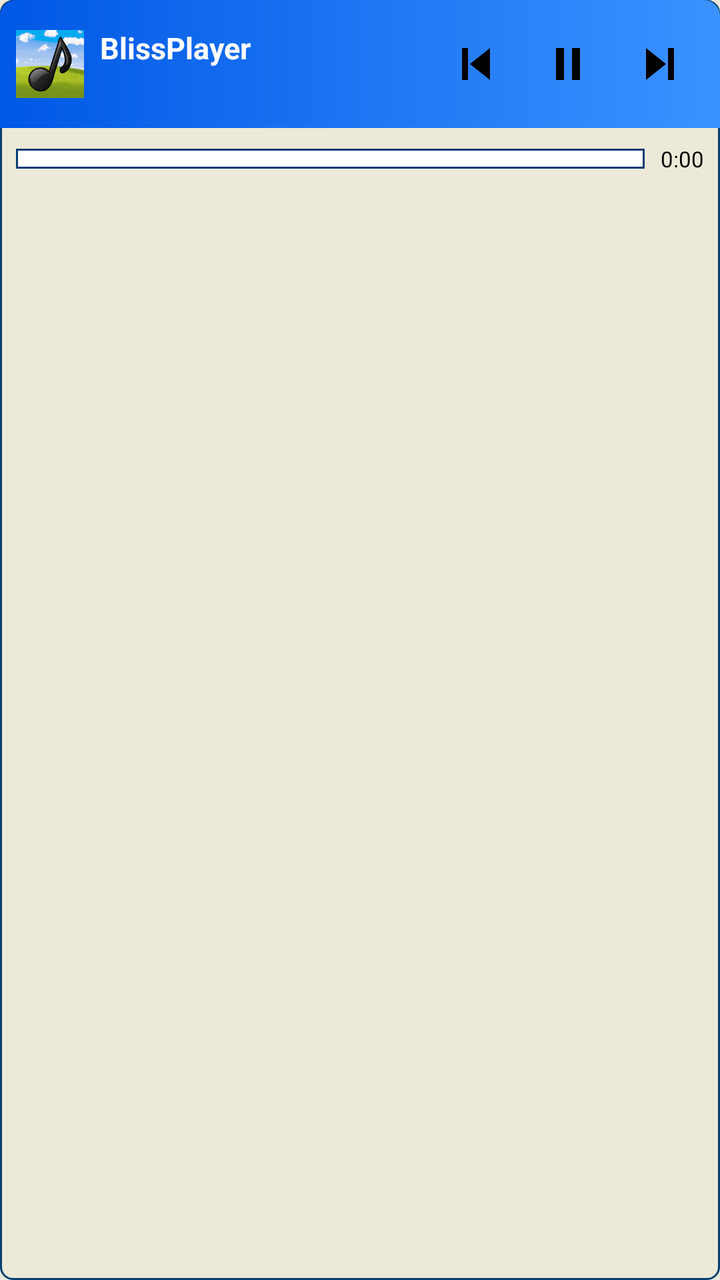
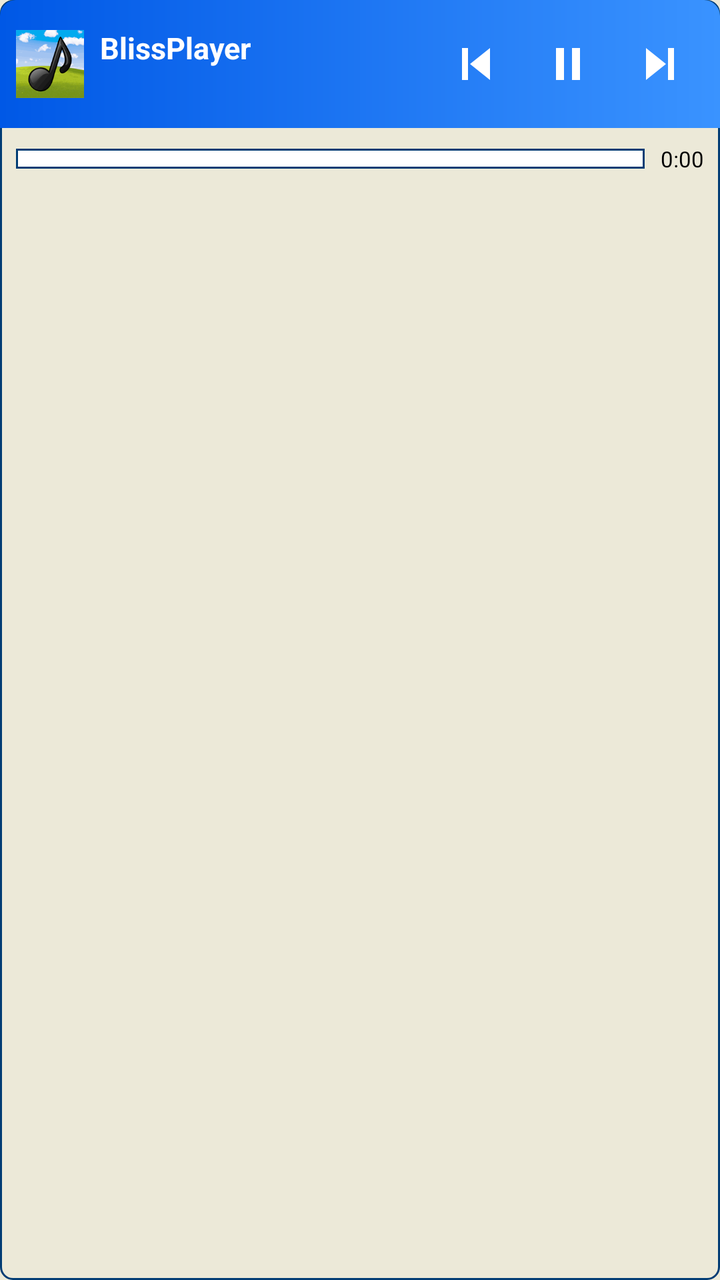

Compare the two renders of this Android layout. The source of the first and the diff that turns it into the second are given below.
<!-- AndroidManifest.xml: application theme Theme.BlissPlayer.Day -->
<!-- res/layout/xp_notif_big.xml -->
<?xml version="1.0" encoding="utf-8"?>
<LinearLayout xmlns:android="http://schemas.android.com/apk/res/android"
    android:layout_width="match_parent"
    android:layout_height="wrap_content"
    android:background="@drawable/xp_panel"
    android:orientation="vertical">

    <LinearLayout
        android:layout_width="match_parent"
        android:layout_height="wrap_content"
        android:background="@drawable/xp_title_bar"
        android:gravity="center_vertical"
        android:orientation="horizontal"
        android:padding="8dp">

        <ImageView
            android:layout_width="34dp"
            android:layout_height="34dp"
            android:src="@mipmap/ic_launcher" />

        <LinearLayout
            android:layout_width="0dp"
            android:layout_height="wrap_content"
            android:layout_marginStart="8dp"
            android:layout_weight="1"
            android:orientation="vertical">

            <TextView
                android:id="@+id/n_title"
                android:layout_width="match_parent"
                android:layout_height="wrap_content"
                android:singleLine="true"
                android:text="BlissPlayer"
                android:textColor="#FFFFFF"
                android:textSize="15sp"
                android:textStyle="bold" />

            <TextView
                android:id="@+id/n_artist"
                android:layout_width="match_parent"
                android:layout_height="wrap_content"
                android:singleLine="true"
                android:text=""
                android:textColor="#FFFFFF"
                android:textSize="12sp" />
        </LinearLayout>

        <ImageButton
            android:id="@+id/n_prev"
            android:layout_width="44dp"
            android:layout_height="44dp"
            android:background="#00000000"
            android:scaleType="center"
            android:src="@drawable/ic_prev" />

        <ImageButton
            android:id="@+id/n_play"
            android:layout_width="48dp"
            android:layout_height="48dp"
            android:background="#00000000"
            android:scaleType="center"
            android:src="@drawable/ic_pause" />

        <ImageButton
            android:id="@+id/n_next"
            android:layout_width="44dp"
            android:layout_height="44dp"
            android:background="#00000000"
            android:scaleType="center"
            android:src="@drawable/ic_next" />
    </LinearLayout>

    <LinearLayout
        android:layout_width="match_parent"
        android:layout_height="wrap_content"
        android:gravity="center_vertical"
        android:orientation="horizontal"
        android:padding="8dp">

        <ProgressBar
            android:id="@+id/n_progress"
            style="?android:attr/progressBarStyleHorizontal"
            android:layout_width="0dp"
            android:layout_height="10dp"
            android:layout_weight="1"
            android:max="1000"
            android:progress="0"
            android:progressDrawable="@drawable/xp_notif_progress" />

        <TextView
            android:id="@+id/n_time"
            android:layout_width="wrap_content"
            android:layout_height="wrap_content"
            android:layout_marginStart="8dp"
            android:text="0:00"
            android:textColor="#000000"
            android:textSize="11sp" />
    </LinearLayout>
</LinearLayout>
<!-- resources referenced by this layout -->
<resources>
  <!-- drawable ic_next (drawable) -->
  <?xml version="1.0" encoding="utf-8"?>
  <vector xmlns:android="http://schemas.android.com/apk/res/android"
      android:width="24dp" android:height="24dp"
      android:viewportWidth="24" android:viewportHeight="24">
      <path android:fillColor="#000000" android:pathData="M5,4l10,8 -10,8zM16,4h3v16h-3z" />
  </vector>
  <!-- drawable ic_pause (drawable) -->
  <?xml version="1.0" encoding="utf-8"?>
  <vector xmlns:android="http://schemas.android.com/apk/res/android"
      android:width="24dp" android:height="24dp"
      android:viewportWidth="24" android:viewportHeight="24">
      <path android:fillColor="#000000" android:pathData="M6,4h4v16h-4zM14,4h4v16h-4z" />
  </vector>
  <!-- drawable ic_prev (drawable) -->
  <?xml version="1.0" encoding="utf-8"?>
  <vector xmlns:android="http://schemas.android.com/apk/res/android"
      android:width="24dp" android:height="24dp"
      android:viewportWidth="24" android:viewportHeight="24">
      <path android:fillColor="#000000" android:pathData="M19,4l-10,8 10,8zM5,4h3v16h-3z" />
  </vector>
  <!-- drawable xp_notif_progress (drawable) -->
  <?xml version="1.0" encoding="utf-8"?>
  <layer-list xmlns:android="http://schemas.android.com/apk/res/android">
      <item android:id="@android:id/background">
          <shape android:shape="rectangle">
              <solid android:color="#FFFFFF" />
              <stroke android:width="1dp" android:color="@color/xp_border" />
          </shape>
      </item>
      <item android:id="@android:id/progress">
          <clip>
              <bitmap android:src="@drawable/xp_seg_tile" android:tileMode="repeat" />
          </clip>
      </item>
  </layer-list>
  <!-- drawable xp_panel (drawable) -->
  <?xml version="1.0" encoding="utf-8"?>
  <shape xmlns:android="http://schemas.android.com/apk/res/android" android:shape="rectangle">
      <solid android:color="@color/xp_face" />
      <stroke android:width="1dp" android:color="@color/xp_border" />
      <corners android:radius="6dp" />
  </shape>
  <!-- drawable xp_title_bar (drawable) -->
  <?xml version="1.0" encoding="utf-8"?>
  <shape xmlns:android="http://schemas.android.com/apk/res/android" android:shape="rectangle">
      <gradient android:angle="0" android:startColor="@color/xp_title_start" android:endColor="@color/xp_title_end" />
      <corners android:topLeftRadius="8dp" android:topRightRadius="8dp" android:bottomLeftRadius="0dp" android:bottomRightRadius="0dp" />
  </shape>
  <!-- mipmap ic_launcher: png bitmap (mipmap-hdpi, 8878 bytes) -->
  <style name="Theme.BlissPlayer.Day" parent="Theme.AppCompat.Light.NoActionBar">
          <item name="android:windowBackground">@color/xp_face</item>
          <item name="android:textColor">@color/xp_text</item>
          <item name="android:textColorSecondary">@color/xp_text_dim</item>
      </style>
  <color name="xp_border">#003C74</color>
  <!-- drawable xp_seg_tile: png bitmap (drawable-nodpi, 99 bytes) -->
  <color name="xp_face">#ECE9D8</color>
  <color name="xp_title_start">#0058E6</color>
  <color name="xp_title_end">#3A93FF</color>
  <color name="xp_text">#000000</color>
  <color name="xp_text_dim">#5A5A5A</color>
</resources>

<!-- the commit's change to res/layout/xp_notif_big.xml (unified diff, before → after) -->
@@ -51,7 +51,7 @@
             android:layout_height="44dp"
             android:background="#00000000"
             android:scaleType="center"
-            android:src="@drawable/ic_prev" />
+            android:src="@drawable/ic_prev_w" />
 
         <ImageButton
             android:id="@+id/n_play"
@@ -59,7 +59,7 @@
             android:layout_height="48dp"
             android:background="#00000000"
             android:scaleType="center"
-            android:src="@drawable/ic_pause" />
+            android:src="@drawable/ic_pause_w" />
 
         <ImageButton
             android:id="@+id/n_next"
@@ -67,7 +67,7 @@
             android:layout_height="44dp"
             android:background="#00000000"
             android:scaleType="center"
-            android:src="@drawable/ic_next" />
+            android:src="@drawable/ic_next_w" />
     </LinearLayout>
 
     <LinearLayout
<!-- resource entries referenced after the edit -->
@@ -1,25 +1,25 @@
 <!-- resources referenced by this layout -->
 <resources>
-  <!-- drawable ic_next (drawable) -->
+  <!-- drawable ic_next_w (drawable) -->
   <?xml version="1.0" encoding="utf-8"?>
   <vector xmlns:android="http://schemas.android.com/apk/res/android"
       android:width="24dp" android:height="24dp"
       android:viewportWidth="24" android:viewportHeight="24">
-      <path android:fillColor="#000000" android:pathData="M5,4l10,8 -10,8zM16,4h3v16h-3z" />
+      <path android:fillColor="#FFFFFF" android:pathData="M5,4l10,8 -10,8zM16,4h3v16h-3z" />
   </vector>
-  <!-- drawable ic_pause (drawable) -->
+  <!-- drawable ic_pause_w (drawable) -->
   <?xml version="1.0" encoding="utf-8"?>
   <vector xmlns:android="http://schemas.android.com/apk/res/android"
       android:width="24dp" android:height="24dp"
       android:viewportWidth="24" android:viewportHeight="24">
-      <path android:fillColor="#000000" android:pathData="M6,4h4v16h-4zM14,4h4v16h-4z" />
+      <path android:fillColor="#FFFFFF" android:pathData="M6,4h4v16h-4zM14,4h4v16h-4z" />
   </vector>
-  <!-- drawable ic_prev (drawable) -->
+  <!-- drawable ic_prev_w (drawable) -->
   <?xml version="1.0" encoding="utf-8"?>
   <vector xmlns:android="http://schemas.android.com/apk/res/android"
       android:width="24dp" android:height="24dp"
       android:viewportWidth="24" android:viewportHeight="24">
-      <path android:fillColor="#000000" android:pathData="M19,4l-10,8 10,8zM5,4h3v16h-3z" />
+      <path android:fillColor="#FFFFFF" android:pathData="M19,4l-10,8 10,8zM5,4h3v16h-3z" />
   </vector>
   <!-- drawable xp_notif_progress (drawable) -->
   <?xml version="1.0" encoding="utf-8"?>
